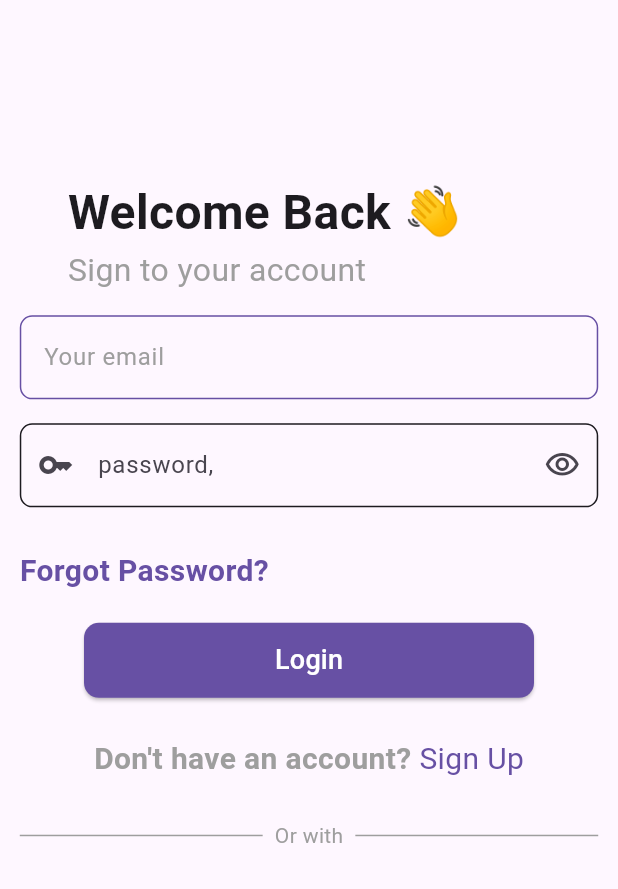
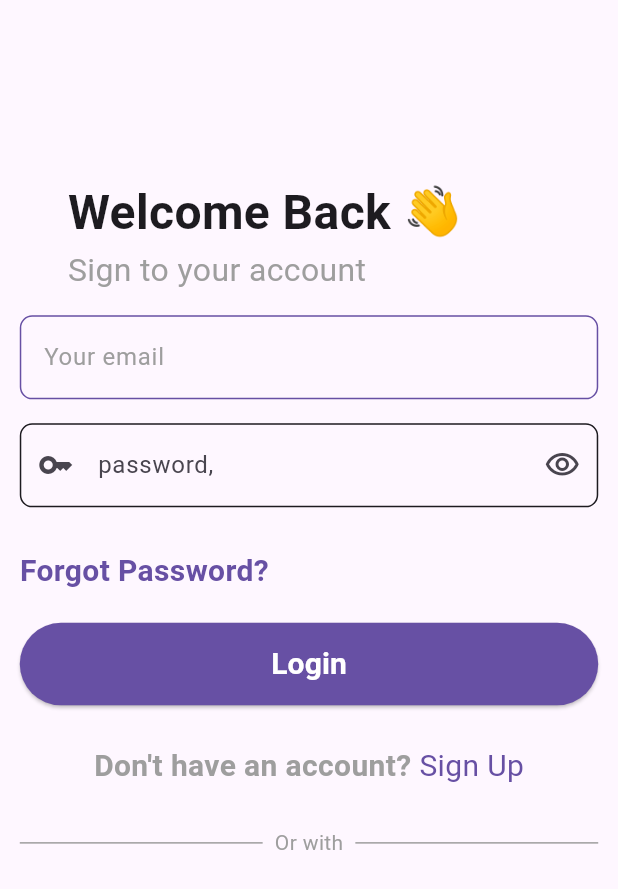
Before and after one commit to NurhayatYurtaslan/bazar_books_mobile_app, a Flutter app: the screen it shows after launch, on a phone screen of 412 x 824 dp. Shown: the top 889 px of the screen. Run offline on Flutter 3.47's test engine with Material 3 defaults, Android fonts, the phone set to English and light mode, and no system bars; our stand-ins replace auto_route, bloc, cloud_firestore, dots_indicator, firebase_auth, firebase_core and 3 more; accounts and stored records are empty.

Commit message:
update 🆕 : custom boutton size

```diff
--- a/lib/core/widgets/custom_button_widget.dart
+++ b/lib/core/widgets/custom_button_widget.dart
@@ -16,17 +16,20 @@ class CustomButton extends StatelessWidget {
   @override
   Widget build(BuildContext context) {
     return SizedBox(
-      height: context.sizedHButton.height,
-      width: context.sizedWButton.width,
+      height: context.highValue / 1.5,
+      width: context.width,
       child: ElevatedButton(
           onPressed: onPressed,
           style: ElevatedButton.styleFrom(
               backgroundColor: buttonBgColor,
               shape: RoundedRectangleBorder(
-                  borderRadius: BorderRadius.circular(10))),
+                  borderRadius: BorderRadius.circular(30))),
           child: Text(
             buttonText,
-            style: TextStyle(color: buttonTextColor, fontSize: 18),
+            style: TextStyle(
+                color: buttonTextColor,
+                fontSize: 20,
+                fontWeight: FontWeight.bold),
           )),
     );
   }
```
